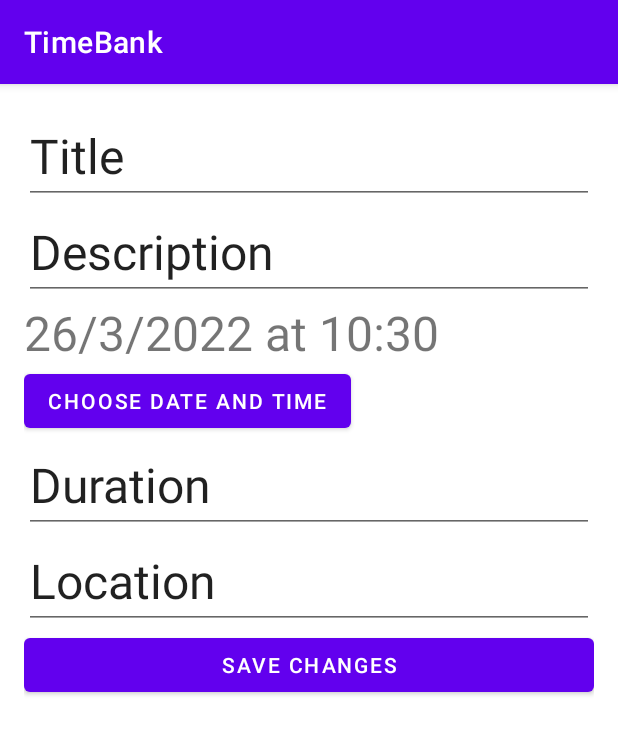
After one commit to coccocarmiano/mad2022lab3, an Android app: the EditAdvertisement screen opened through its navigation route, on a phone screen of 412 x 824 dp. The commit adds this screen. Shown: the top 734 px of the screen. Run offline under Robolectric (Android 15) with nearby library versions, the phone set to English and light mode, and no system bars.

Commit message:
points 3-4 (Advertisement) first update

```diff
--- /dev/null
+++ b/app/src/main/java/com/example/lab3/AdvertisementViewModel.kt
@@ -0,0 +1,57 @@
+package com.example.lab3
+
+import android.app.Application
+import android.content.Context
+import android.view.View
+import androidx.lifecycle.AndroidViewModel
+import androidx.lifecycle.MutableLiveData
+import kotlinx.android.synthetic.main.edit_time_slot_details_fragment.view.*
+import kotlinx.android.synthetic.main.show_time_slot_details_fragment.view.*
+import org.json.JSONObject
+
+class AdvertisementViewModel(private val app: Application): AndroidViewModel(app) {
+    val title = MutableLiveData<String>()
+    val description = MutableLiveData<String>()
+    val date = MutableLiveData<String>()
+    val duration = MutableLiveData<String>()
+    val location = MutableLiveData<String>()
+    init{
+        val jsonString= app.getSharedPreferences("advertisement", Context.MODE_PRIVATE).getString("advertisement","{}")?:"{}"
+        val json = JSONObject(jsonString)
+
+        json.apply {
+            title.value = optString("title", app.getString(R.string.title_advertisement_placeholder_text))
+            description.value = optString("description", app.getString(R.string.description_advertisement_placeholder_text))
+            date.value = optString("data", app.getString(R.string.data_advertisement_placeholder_text))
+            duration.value = optString("duration", app.getString(R.string.duration_advertisement_placeholder_text))
+            location.value = optString("location", app.getString(R.string.location_advertisement_placeholder_text))
+        }
+    }
+    private fun save() {
+        JSONObject()
+            .apply {
+                put("title", title.value)
+                put("description", description.value)
+                put("data", date.value)
+                put("duration", duration.value)
+                put("location", location.value)
+            }.toString()
+            .run {
+                app
+                    .getSharedPreferences("advertisement", Context.MODE_PRIVATE)
+                    .edit()
+                    .putString("advertisement", this)
+                    .apply()
+            }
+    }
+
+    fun updateFromEditAdvertisement(view: View){
+        title.value = view.titleAdvertisementET.text.toString()
+        description.value = view.descriptionAdvertisementET.text.toString()
+        location.value = view.locationAdvertisementET.text.toString()
+        duration.value = view.durationAdvertisementET.text.toString()
+        date.value = view.dateAdvertisementEditTV.text.toString()
+        save()
+    }
+
+}
--- /dev/null
+++ b/app/src/main/java/com/example/lab3/EditAdvertisement.kt
@@ -0,0 +1,91 @@
+package com.example.lab3
+
+import android.app.DatePickerDialog
+import android.app.TimePickerDialog
+import android.os.Bundle
+import android.view.LayoutInflater
+import android.view.View
+import android.view.ViewGroup
+import android.widget.DatePicker
+import android.widget.TimePicker
+import androidx.fragment.app.Fragment
+import androidx.fragment.app.activityViewModels
+import androidx.navigation.fragment.findNavController
+import kotlinx.android.synthetic.main.edit_time_slot_details_fragment.view.*
+import java.util.*
+
+class EditAdvertisement : Fragment(), DatePickerDialog.OnDateSetListener, TimePickerDialog.OnTimeSetListener {
+
+    private val advertisementViewModel: AdvertisementViewModel by activityViewModels()
+    var day = 0
+    var month = 0
+    var year = 0
+    var hour = 0
+    var minute = 0
+    var savedDay = 0
+    var savedMonth = 0
+    var savedYear = 0
+    var savedHour = 0
+    var savedMinute = 0
+
+    override fun onCreateView(
+        inflater: LayoutInflater, container: ViewGroup?,
+        savedInstanceState: Bundle?
+    ): View? {
+
+        val view = inflater.inflate(R.layout.edit_time_slot_details_fragment, container, false)
+
+        view.titleAdvertisementET.setText(advertisementViewModel.title.value)
+        view.descriptionAdvertisementET.setText(advertisementViewModel.description.value)
+        view.locationAdvertisementET.setText(advertisementViewModel.location.value)
+        view.durationAdvertisementET.setText(advertisementViewModel.duration.value)
+        getDateTimeCalendar()
+        view.dateAdvertisementEditTV.setText(dateTimeToString(day,month,year,hour,minute) )
+
+
+
+        view.editDateAdvertisement.setOnClickListener {
+            getDateTimeCalendar()
+            DatePickerDialog( this.requireContext(), this, year, month, day).show()
+            //TODO questo aggiornamento non funziona bene
+            view.dateAdvertisementEditTV.setText(dateTimeToString(savedDay,savedMonth,savedYear,savedHour,savedMinute) )
+            }
+
+        view.editAdvertisementSaveButton.setOnClickListener {
+            advertisementViewModel.updateFromEditAdvertisement(view)
+            findNavController().popBackStack()
+
+        }
+
+
+        return view
+
+    }
+
+
+    private fun dateTimeToString(day: Int, month: Int, year: Int, hour: Int, minute: Int): String{
+        val dataString = "" + day + "/" + month + "/" + year + " at "+ hour + ":" + minute
+        return dataString
+    }
+    private fun getDateTimeCalendar(){
+        val cal = Calendar.getInstance()
+        day= cal.get(Calendar.DAY_OF_MONTH)
+        month= cal.get(Calendar.MONTH)
+        year= cal.get(Calendar.YEAR)
+        hour= cal.get(Calendar.HOUR)
+        minute= cal.get(Calendar.MINUTE)
+    }
+
+    override fun onDateSet(p0: DatePicker?, year: Int, month: Int, day: Int) {
+        savedDay= day
+        savedMonth= month
+        savedYear = year
+        getDateTimeCalendar()
+        TimePickerDialog(this.requireContext(),this, hour, minute, true).show()
+    }
+
+    override fun onTimeSet(p0: TimePicker?, hour: Int, minute: Int) {
+        savedHour = hour
+        savedMinute = minute
+    }
+}
--- a/app/src/main/java/com/example/lab3/MainActivity.kt
+++ b/app/src/main/java/com/example/lab3/MainActivity.kt
@@ -10,6 +10,7 @@ import com.google.android.material.snackbar.Snackbar
 class MainActivity : AppCompatActivity() {
 
     private val userViewModel: UserViewModel by viewModels()
+    private val advertisementViewModel:AdvertisementViewModel by viewModels()
     val requestPhotoForProfileEdit = 1
 
     override fun onCreate(savedInstanceState: Bundle?) {
--- a/app/src/main/java/com/example/lab3/ShowProfile.kt
+++ b/app/src/main/java/com/example/lab3/ShowProfile.kt
@@ -39,6 +39,9 @@ class ShowProfile : Fragment() {
             R.id.optionsMenuEditProfile -> {
                 findNavController().navigate(R.id.action_showProfile_to_editProfile)
             }
+            R.id.optionsMenuShowAdvertisement-> {
+                findNavController().navigate(R.id.action_showProfile_to_show_advertisement)
+            }
             else -> {
 
             }
--- /dev/null
+++ b/app/src/main/res/layout-land/edit_time_slot_details_fragment.xml
@@ -0,0 +1,79 @@
+<?xml version="1.0" encoding="utf-8"?>
+<androidx.constraintlayout.widget.ConstraintLayout xmlns:android="http://schemas.android.com/apk/res/android"
+    xmlns:app="http://schemas.android.com/apk/res-auto"
+    android:layout_width="match_parent"
+    android:layout_height="match_parent">
+
+    <LinearLayout
+        android:layout_width="match_parent"
+        android:layout_height="match_parent"
+        android:layout_marginTop="8dp"
+        android:layout_weight="1"
+        android:orientation="vertical">
+
+        <EditText
+            android:id="@+id/titleAdvertisementET"
+            android:layout_width="match_parent"
+            android:layout_height="wrap_content"
+            android:text="Title"
+            android:textSize="32sp" />
+
+        <EditText
+            android:id="@+id/descriptionAdvertisementET"
+            android:layout_width="match_parent"
+            android:layout_height="wrap_content"
+            android:text="Description"
+            android:textSize="32sp" />
+
+        <LinearLayout
+            android:layout_width="match_parent"
+            android:layout_height="wrap_content"
+            android:orientation="horizontal">
+
+            <TextView
+                android:id="@+id/dateAdvertisementEditTV"
+                android:layout_width="wrap_content"
+                android:layout_height="wrap_content"
+                android:text="Date, time"
+                android:textSize="32sp" />
+
+            <Button
+                android:id="@+id/editDateAdvertisement"
+                android:layout_width="wrap_content"
+                android:layout_height="match_parent"
+                android:insetLeft="30dp"
+                android:text="Choose date and time" />
+        </LinearLayout>
+
+        <LinearLayout
+            android:layout_width="wrap_content"
+            android:layout_height="wrap_content"
+            android:orientation="horizontal">
+
+            <EditText
+                android:id="@+id/durationAdvertisementET"
+                android:layout_width="match_parent"
+                android:layout_height="wrap_content"
+                android:text="Duration"
+                android:textSize="32sp" />
+
+            <EditText
+                android:id="@+id/locationAdvertisementET"
+                android:layout_width="wrap_content"
+                android:layout_height="wrap_content"
+                android:layout_marginLeft="20dp"
+                android:text="Location"
+                android:textSize="32sp" />
+        </LinearLayout>
+
+
+        <Button
+            android:id="@+id/editAdvertisementSaveButton"
+            android:layout_width="match_parent"
+            android:layout_height="wrap_content"
+            android:text="Save Changes" />
+
+
+    </LinearLayout>>
+
+</androidx.constraintlayout.widget.ConstraintLayout>
--- /dev/null
+++ b/app/src/main/res/layout/edit_time_slot_details_fragment.xml
@@ -0,0 +1,86 @@
+<?xml version="1.0" encoding="utf-8"?>
+<androidx.constraintlayout.widget.ConstraintLayout
+    xmlns:android="http://schemas.android.com/apk/res/android"
+    xmlns:app="http://schemas.android.com/apk/res-auto"
+    xmlns:tools="http://schemas.android.com/tools"
+    android:id="@+id/editTimeSlotDetails"
+    android:layout_width="match_parent"
+    android:layout_height="match_parent"
+    tools:context=".EditAdvertisement">
+
+    <LinearLayout
+        android:layout_width="0dp"
+        android:layout_height="match_parent"
+        android:layout_marginStart="16dp"
+        android:layout_marginTop="8dp"
+        android:layout_marginEnd="16dp"
+        android:orientation="vertical"
+        app:layout_constraintBottom_toBottomOf="parent"
+        app:layout_constraintEnd_toEndOf="parent"
+        app:layout_constraintStart_toStartOf="parent"
+        app:layout_constraintTop_toTopOf="parent">
+
+
+
+        <LinearLayout
+            android:layout_width="match_parent"
+            android:layout_height="match_parent"
+            android:layout_marginTop="8dp"
+            android:layout_weight="1"
+            android:orientation="vertical">
+
+            <EditText
+                android:id="@+id/titleAdvertisementET"
+                android:layout_width="match_parent"
+                android:layout_height="wrap_content"
+                android:text="Title"
+                android:textSize="32sp" />
+
+            <EditText
+                android:id="@+id/descriptionAdvertisementET"
+                android:layout_width="match_parent"
+                android:layout_height="wrap_content"
+                android:text="Description"
+                android:textSize="32sp" />
+
+            <TextView
+                android:id="@+id/dateAdvertisementEditTV"
+                android:layout_width="match_parent"
+                android:layout_height="wrap_content"
+                android:text="Date, time"
+                android:textSize="32sp" />
+
+            <Button
+                android:id="@+id/editDateAdvertisement"
+                android:layout_width="wrap_content"
+                android:layout_height="wrap_content"
+                android:text="Choose date and time" />
+
+            <EditText
+                android:id="@+id/durationAdvertisementET"
+                android:layout_width="match_parent"
+                android:layout_height="wrap_content"
+                android:text="Duration"
+                android:textSize="32sp" />
+
+
+            <EditText
+                android:id="@+id/locationAdvertisementET"
+                android:layout_width="match_parent"
+                android:layout_height="wrap_content"
+                android:text="Location"
+                android:textSize="32sp" />
+
+
+            <Button
+                android:id="@+id/editAdvertisementSaveButton"
+                android:layout_width="match_parent"
+                android:layout_height="wrap_content"
+                android:text="Save Changes" />
+
+        </LinearLayout>
+
+    </LinearLayout>
+
+
+</androidx.constraintlayout.widget.ConstraintLayout>
--- a/app/src/main/res/menu/options_menu.xml
+++ b/app/src/main/res/menu/options_menu.xml
@@ -2,7 +2,19 @@
 <menu
     xmlns:android="http://schemas.android.com/apk/res/android"
     xmlns:app="http://schemas.android.com/apk/res-auto">
+    <item
+        android:id="@+id/showAdvertisementMenuButton"
+        android:icon="@drawable/advertisement"
+        app:showAsAction="always">
+        <menu>
+            <item
+                android:id="@+id/optionsMenuShowAdvertisement"
+                android:title="@string/showAdvertisementButtonText"
+                />
 
+        </menu>
+
+    </item>
     <item
         android:id="@+id/optionsMenuButton"
         android:icon="@drawable/pencil"
@@ -14,6 +26,7 @@
                 />
 
         </menu>
+
     </item>
 
 
--- a/app/src/main/res/navigation/navigation_graph.xml
+++ b/app/src/main/res/navigation/navigation_graph.xml
@@ -13,7 +13,28 @@
         <action
             android:id="@+id/action_showProfile_to_editProfile"
             app:destination="@id/editProfile" />
+        <action
+            android:id="@+id/action_showProfile_to_show_advertisement"
+            app:destination="@id/showAdvertisement" />
     </fragment>
+
+    <fragment
+        android:id="@+id/showAdvertisement"
+        android:name="com.example.lab3.ShowAdvertisement"
+        android:label="show_advertisement_fragment"
+        tools:layout="@layout/show_time_slot_details_fragment" >
+        <action
+            android:id="@+id/action_showAdvertisement_to_editAdvertisement"
+            app:destination="@id/editAdvertisement" />
+    </fragment>
+
+    <fragment
+        android:id="@+id/editAdvertisement"
+        android:name="com.example.lab3.EditAdvertisement"
+        android:label="edit_advertisement_fragment"
+        tools:layout="@layout/edit_time_slot_details_fragment" >
+    </fragment>
+
 
     <fragment
         android:id="@+id/editProfile"
--- a/app/src/main/res/values/strings.xml
+++ b/app/src/main/res/values/strings.xml
@@ -7,4 +7,12 @@
     <string name="editProfileButtonText">Edit Profile</string>
     <string name="no_skills">No Skills</string>
     <string name="editSkillsFragmentBackButton">Back</string>
+
+    <string name="title_advertisement_placeholder_text">Title</string>
+    <string name="description_advertisement_placeholder_text">Description</string>
+    <string name="data_advertisement_placeholder_text">Date, time</string>
+    <string name="duration_advertisement_placeholder_text">Duration</string>
+    <string name="location_advertisement_placeholder_text">Location</string>
+    <string name="editAdvertisementButtonText">Edit Advertisement</string>
+    <string name="showAdvertisementButtonText">Show Advertisement</string>
 </resources>
```
Also changed, not shown: app/src/main/java/com/example/lab3/ShowAdvertisement.kt (added, +47 -0 lines), app/src/main/res/layout-land/show_time_slot_details_fragment.xml (added, +45 -0 lines), app/src/main/res/layout/show_time_slot_details_fragment.xml (added, +44 -0 lines), app/src/main/res/menu/advertisement_menu.xml (added, +22 -0 lines), app/src/main/res/drawable-v24/add.png (added), app/src/main/res/drawable-v24/advertisement.png (added).
